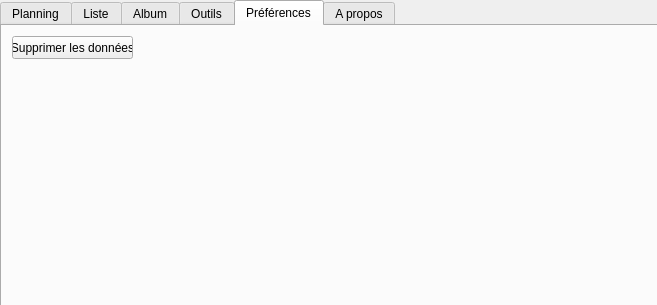
Qt form data/gui.ui (seigneurfuo/MyAnimeManager) before a commit.
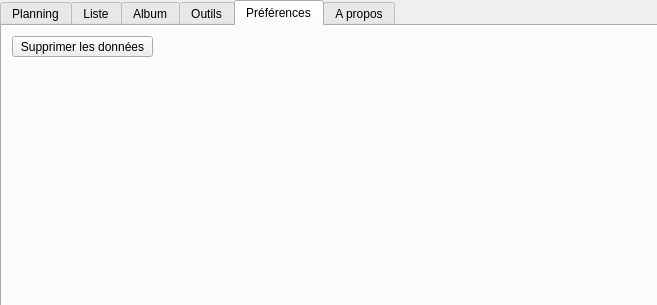
The same form after that commit. The open tabs and pages were chosen to show the change. Icons and pictures are not drawn.

Commit message: Ajout d'un icon sur le bouton Reset

Diff of the .ui file:
```diff
--- a/data/gui.ui
+++ b/data/gui.ui
@@ -1295,8 +1295,8 @@
        <rect>
         <x>10</x>
         <y>10</y>
-        <width>121</width>
-        <height>23</height>
+        <width>141</width>
+        <height>21</height>
        </rect>
       </property>
       <property name="text">
```
Left out of the diff: 6 changed lines with no effect on the pictures.
